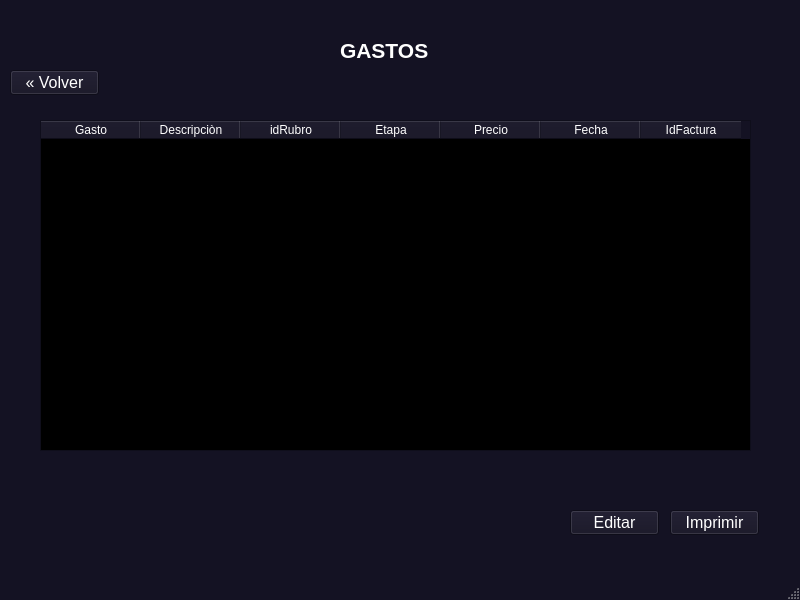
This is Vistas ui/Gastos.ui in bradlygutierrez/programacionApp as Qt 5 draws it before an edit. The edited form follows.
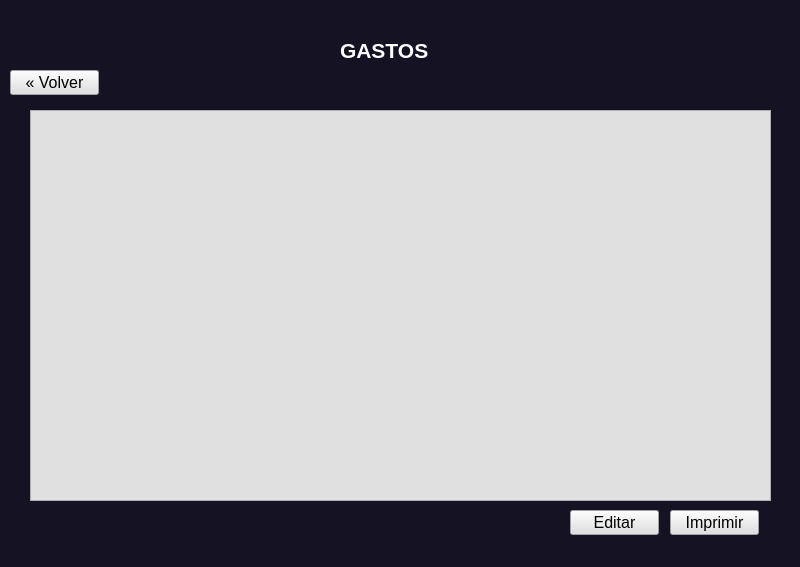
This is the edited form.

Commit message: Agregar Gasto, interfaz editada de Gastos y su respectivo py

The edit to the form file:
```diff
--- a/Vistas ui/Gastos.ui
+++ b/Vistas ui/Gastos.ui
@@ -7,7 +7,7 @@
     <x>0</x>
     <y>0</y>
     <width>800</width>
-    <height>600</height>
+    <height>567</height>
    </rect>
   </property>
   <property name="palette">
@@ -97,9 +97,9 @@
      <colorrole role="Base">
       <brush brushstyle="SolidPattern">
        <color alpha="255">
-        <red>0</red>
-        <green>0</green>
-        <blue>0</blue>
+        <red>20</red>
+        <green>18</green>
+        <blue>35</blue>
        </color>
       </brush>
      </colorrole>
@@ -243,9 +243,9 @@
      <colorrole role="Base">
       <brush brushstyle="SolidPattern">
        <color alpha="255">
-        <red>0</red>
-        <green>0</green>
-        <blue>0</blue>
+        <red>20</red>
+        <green>18</green>
+        <blue>35</blue>
        </color>
       </brush>
      </colorrole>
@@ -455,6 +455,9 @@
   <property name="windowTitle">
    <string>MainWindow</string>
   </property>
+  <property name="styleSheet">
+   <string notr="true">background-color: rgb(20, 18, 35);</string>
+  </property>
   <widget class="QWidget" name="centralwidget">
    <widget class="QLabel" name="label">
     <property name="geometry">
@@ -465,8 +468,11 @@
       <height>101</height>
      </rect>
     </property>
+    <property name="styleSheet">
+     <string notr="true">font-color:rgb(224,224,224);</string>
+    </property>
     <property name="text">
-     <string>&lt;html&gt;&lt;head/&gt;&lt;body&gt;&lt;p&gt;&lt;span style=&quot; font-size:16pt; font-weight:600;&quot;&gt;GASTOS&lt;/span&gt;&lt;/p&gt;&lt;/body&gt;&lt;/html&gt;</string>
+     <string>&lt;html&gt;&lt;head/&gt;&lt;body&gt;&lt;p&gt;&lt;span style=&quot; font-size:16pt; font-weight:600; color:#ffffff;&quot;&gt;GASTOS&lt;/span&gt;&lt;/p&gt;&lt;/body&gt;&lt;/html&gt;</string>
     </property>
    </widget>
    <widget class="QPushButton" name="pushButton">
@@ -483,6 +489,9 @@
       <pointsize>12</pointsize>
      </font>
     </property>
+    <property name="styleSheet">
+     <string notr="true">background-color:rgb(224,224,224);</string>
+    </property>
     <property name="text">
      <string>Editar</string>
     </property>
@@ -501,6 +510,9 @@
       <pointsize>12</pointsize>
      </font>
     </property>
+    <property name="styleSheet">
+     <string notr="true">background-color:rgb(224,224,224);</string>
+    </property>
     <property name="text">
      <string>Imprimir</string>
     </property>
@@ -519,6 +531,9 @@
       <pointsize>12</pointsize>
      </font>
     </property>
+    <property name="styleSheet">
+     <string notr="true">background-color:rgb(224,224,224);</string>
+    </property>
     <property name="text">
      <string>« Volver</string>
     </property>
@@ -526,47 +541,15 @@
    <widget class="QTableWidget" name="tableWidget">
     <property name="geometry">
      <rect>
-      <x>40</x>
-      <y>120</y>
-      <width>711</width>
-      <height>331</height>
+      <x>30</x>
+      <y>110</y>
+      <width>741</width>
+      <height>391</height>
      </rect>
     </property>
-    <column>
-     <property name="text">
-      <string>Gasto</string>
-     </property>
-    </column>
-    <column>
-     <property name="text">
-      <string>Descripciòn</string>
-     </property>
-    </column>
-    <column>
-     <property name="text">
-      <string>idRubro</string>
-     </property>
-    </column>
-    <column>
-     <property name="text">
-      <string>Etapa</string>
-     </property>
-    </column>
-    <column>
-     <property name="text">
-      <string>Precio</string>
-     </property>
-    </column>
-    <column>
-     <property name="text">
-      <string>Fecha</string>
-     </property>
-    </column>
-    <column>
-     <property name="text">
-      <string>IdFactura</string>
-     </property>
-    </column>
+    <property name="styleSheet">
+     <string notr="true">background-color:rgb(224,224,224);</string>
+    </property>
    </widget>
   </widget>
   <widget class="QMenuBar" name="menubar">
```
The commit also changes 7 other files.
